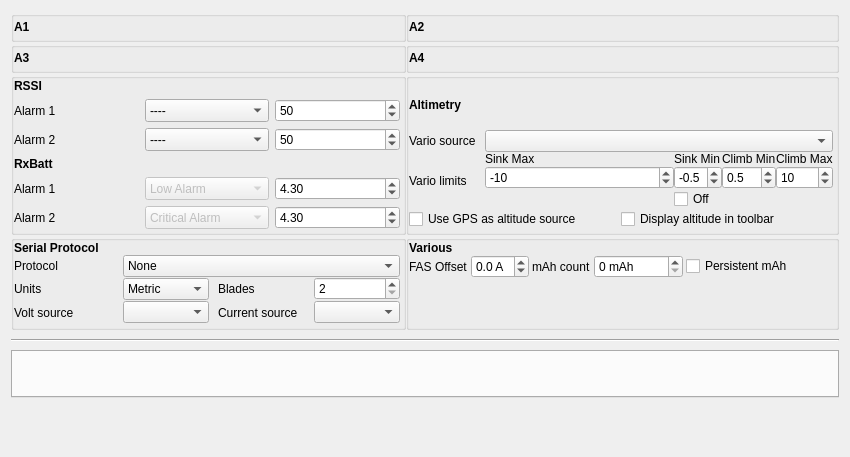
The window that companion/src/modeledit/telemetry.ui (opentx/opentx) describes before a commit, drawn with Qt 5.
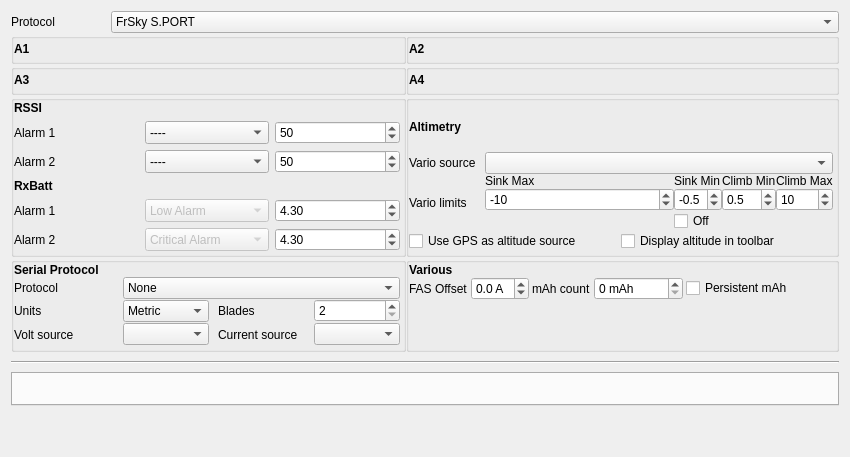
The same window after the commit. Custom widgets are drawn as their Qt base class.

Commit message: New parameter added in TELEMETRY screen to choose S.PORT or D protocol.

Patch:
```diff
--- a/companion/src/modeledit/telemetry.ui
+++ b/companion/src/modeledit/telemetry.ui
@@ -13,10 +13,53 @@
   <property name="windowTitle">
    <string/>
   </property>
-  <layout class="QVBoxLayout" name="verticalLayout" stretch="0,0,0,0">
+  <layout class="QVBoxLayout" name="verticalLayout" stretch="0,0,0,0,0">
    <property name="spacing">
     <number>0</number>
    </property>
+   <item>
+    <layout class="QHBoxLayout" name="horizontalLayout" stretch="0,1">
+     <item>
+      <widget class="QLabel" name="telemetryProtocolLabel">
+       <property name="sizePolicy">
+        <sizepolicy hsizetype="MinimumExpanding" vsizetype="Preferred">
+         <horstretch>0</horstretch>
+         <verstretch>0</verstretch>
+        </sizepolicy>
+       </property>
+       <property name="minimumSize">
+        <size>
+         <width>100</width>
+         <height>0</height>
+        </size>
+       </property>
+       <property name="text">
+        <string>Protocol</string>
+       </property>
+      </widget>
+     </item>
+     <item>
+      <widget class="QComboBox" name="telemetryProtocol">
+       <property name="sizePolicy">
+        <sizepolicy hsizetype="MinimumExpanding" vsizetype="Fixed">
+         <horstretch>0</horstretch>
+         <verstretch>0</verstretch>
+        </sizepolicy>
+       </property>
+       <item>
+        <property name="text">
+         <string>FrSky S.PORT</string>
+        </property>
+       </item>
+       <item>
+        <property name="text">
+         <string>FrSky D</string>
+        </property>
+       </item>
+      </widget>
+     </item>
+    </layout>
+   </item>
    <item>
     <layout class="QGridLayout" name="gridLayout_2">
      <item row="1" column="0">
```
The commit also changes 7 other files.
